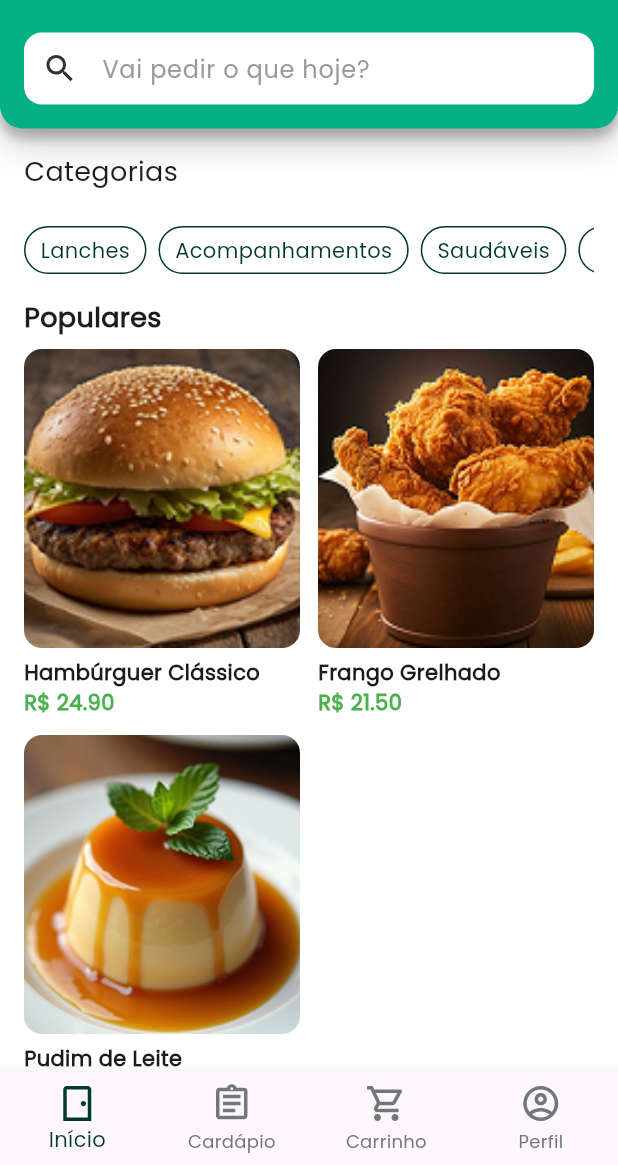
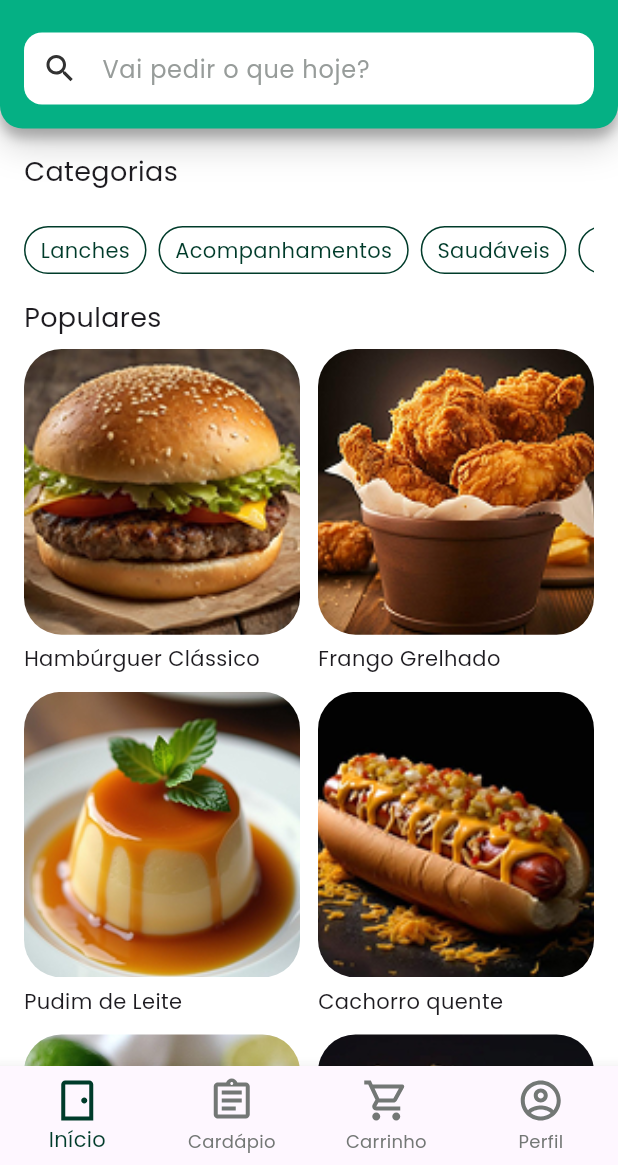
Before and after one commit to CoronelS7/meuappflutter, a Flutter app: the screen it shows after launch, on a phone screen of 412 x 824 dp, the part 71-1236 px from its top. Run offline on Flutter 3.47's test engine with Material 3 defaults, Android fonts, the phone set to English and light mode, and no system bars; our stand-ins replace flutter_svg.

Commit message:
Atualização na lib

```diff
--- a/lib/data/popular_products.dart
+++ b/lib/data/popular_products.dart
@@ -3,17 +3,12 @@ import '../models/product_model.dart';
 const List<Product> popularProducts = [
   Product(
     name: 'Hambúrguer Clássico',
-    price: 24.90,
     image: 'assets/imagens/hamburger_simples.png',
   ),
-  Product(
-    name: 'Frango Grelhado',
-    price: 21.50,
-    image: 'assets/imagens/frango_empanado.png',
-  ),
-  Product(
-    name: 'Pudim de Leite',
-    price: 12.00,
-    image: 'assets/imagens/pudim.png',
-  ),
+  Product(name: 'Frango Grelhado', image: 'assets/imagens/frango_empanado.png'),
+  Product(name: 'Pudim de Leite', image: 'assets/imagens/pudim.png'),
+
+  Product(name: 'Cachorro quente', image: 'assets/imagens/hot_dog.png'),
+  Product(name: 'Torta de Limão', image: 'assets/imagens/torta_de_limao.png'),
+  Product(name: 'Batata Frita', image: 'assets/imagens/batata.png'),
 ];
--- a/lib/main.dart
+++ b/lib/main.dart
@@ -1,5 +1,5 @@
 import 'package:flutter/material.dart';
-import 'screens/home.dart';
+import 'package:meu_app_flutter/screens/main_navigation.dart';
 
 void main() {
   runApp(const MyApp());
@@ -17,7 +17,7 @@ class MyApp extends StatelessWidget {
       // 🔤 Fonte definida AQUI para o app inteiro
       theme: ThemeData(fontFamily: 'Poppins'),
 
-      home: const HomeScreen(),
+      home: const MainNavigation(),
     );
   }
 }
--- a/lib/models/product_model.dart
+++ b/lib/models/product_model.dart
@@ -1,7 +1,6 @@
 class Product {
   final String name;
-  final double price;
   final String image;
 
-  const Product({required this.name, required this.price, required this.image});
+  const Product({required this.name, required this.image});
 }
--- a/lib/screens/home.dart
+++ b/lib/screens/home.dart
@@ -12,7 +12,6 @@ class HomeScreen extends StatelessWidget {
   Widget build(BuildContext context) {
     return Scaffold(
       backgroundColor: Colors.white,
-      bottomNavigationBar: _buildBottomNav(),
       body: SafeArea(
         child: Column(
           crossAxisAlignment: CrossAxisAlignment.start,
@@ -171,7 +170,7 @@ class HomeScreen extends StatelessWidget {
         style: TextStyle(
           fontFamily: 'Poppins',
           fontSize: 18,
-          fontWeight: FontWeight.w600,
+          fontWeight: FontWeight.w500,
         ),
       ),
     );
@@ -186,7 +185,7 @@ class HomeScreen extends StatelessWidget {
           crossAxisCount: 2,
           mainAxisSpacing: 12,
           crossAxisSpacing: 12,
-          childAspectRatio: 0.75,
+          childAspectRatio: 0.85,
         ),
         itemBuilder: (context, index) {
           return ProductCard(product: popularProducts[index]);
@@ -194,40 +193,4 @@ class HomeScreen extends StatelessWidget {
       ),
     );
   }
-
-  // ================= BOTTOM NAV =================
-  Widget _buildBottomNav() {
-    return BottomNavigationBar(
-      selectedItemColor: AppColors.primary600,
-      unselectedItemColor: AppColors.gray400,
-      type: BottomNavigationBarType.fixed,
-      items: [
-        _navItem('Início', 'assets/icones/porta.svg'),
-        _navItem('Cardápio', 'assets/icones/cardapio.svg'),
-        _navItem('Carrinho', 'assets/icones/store.svg'),
-        _navItem('Perfil', 'assets/icones/profile.svg'),
-      ],
-    );
-  }
-
-  BottomNavigationBarItem _navItem(String label, String icon) {
-    return BottomNavigationBarItem(
-      icon: SvgPicture.asset(
-        icon,
-        width: 28,
-        height: 28,
-        colorFilter: const ColorFilter.mode(AppColors.gray400, BlendMode.srcIn),
-      ),
-      activeIcon: SvgPicture.asset(
-        icon,
-        width: 28,
-        height: 28,
-        colorFilter: const ColorFilter.mode(
-          AppColors.primary600,
-          BlendMode.srcIn,
-        ),
-      ),
-      label: label,
-    );
-  }
 }
--- /dev/null
+++ b/lib/screens/main_navigation.dart
@@ -0,0 +1,93 @@
+import 'package:flutter/material.dart';
+import 'package:flutter_svg/flutter_svg.dart';
+import 'package:meu_app_flutter/cores/app_colors.dart';
+
+import 'home.dart';
+import 'cardapio.dart';
+
+class MainNavigation extends StatefulWidget {
+  const MainNavigation({super.key});
+
+  @override
+  State<MainNavigation> createState() => _MainNavigationState();
+}
+
+class _MainNavigationState extends State<MainNavigation> {
+  int _currentIndex = 0;
+
+  final List<Widget> _screens = const [HomeScreen(), CardapioScreen()];
+
+  // ================= BOTTOM NAV =================
+  Widget _buildBottomNav() {
+    return BottomNavigationBar(
+      currentIndex: _currentIndex, // 🔴 IMPORTANTE
+      onTap: (index) {
+        setState(() {
+          _currentIndex = index;
+        });
+      },
+      selectedItemColor: AppColors.primary600,
+      unselectedItemColor: AppColors.gray400,
+      type: BottomNavigationBarType.fixed,
+      items: [
+        BottomNavigationBarItem(
+          icon: SvgPicture.asset(
+            'assets/icones/porta.svg',
+            width: 32,
+            height: 32,
+            colorFilter: ColorFilter.mode(
+              _currentIndex == 0 ? AppColors.primary600 : AppColors.gray400,
+              BlendMode.srcIn,
+            ),
+          ),
+          label: 'Início',
+        ),
+        BottomNavigationBarItem(
+          icon: SvgPicture.asset(
+            'assets/icones/cardapio.svg',
+            width: 32,
+            height: 32,
+            colorFilter: ColorFilter.mode(
+              _currentIndex == 1 ? AppColors.primary600 : AppColors.gray400,
+              BlendMode.srcIn,
+            ),
+          ),
+          label: 'Cardápio',
+        ),
+        BottomNavigationBarItem(
+          icon: SvgPicture.asset(
+            'assets/icones/store.svg',
+            width: 32,
+            height: 32,
+            colorFilter: ColorFilter.mode(
+              _currentIndex == 2 ? AppColors.primary600 : AppColors.gray400,
+              BlendMode.srcIn,
+            ),
+          ),
+          label: 'Carrinho',
+        ),
+        BottomNavigationBarItem(
+          icon: SvgPicture.asset(
+            'assets/icones/profile.svg',
+            width: 32,
+            height: 32,
+            colorFilter: ColorFilter.mode(
+              _currentIndex == 3 ? AppColors.primary600 : AppColors.gray400,
+              BlendMode.srcIn,
+            ),
+          ),
+          label: 'Perfil',
+        ),
+      ],
+    );
+  }
+  // ================= BOTTOM NAV =================
+
+  @override
+  Widget build(BuildContext context) {
+    return Scaffold(
+      body: _screens[_currentIndex],
+      bottomNavigationBar: _buildBottomNav(),
+    );
+  }
+}
--- a/lib/widgets/home_card.dart
+++ b/lib/widgets/home_card.dart
@@ -1,4 +1,5 @@
 import 'package:flutter/material.dart';
+import 'package:meu_app_flutter/cores/app_colors.dart';
 import '../models/product_model.dart';
 
 class ProductCard extends StatelessWidget {
@@ -13,7 +14,7 @@ class ProductCard extends StatelessWidget {
       children: [
         Expanded(
           child: ClipRRect(
-            borderRadius: BorderRadius.circular(12),
+            borderRadius: BorderRadius.circular(25),
             child: Image.asset(
               product.image,
               fit: BoxFit.cover,
@@ -26,15 +27,7 @@ class ProductCard extends StatelessWidget {
           product.name,
           style: const TextStyle(
             fontFamily: 'Poppins',
-            fontWeight: FontWeight.w600,
-          ),
-        ),
-        Text(
-          'R\$ ${product.price.toStringAsFixed(2)}',
-          style: const TextStyle(
-            fontFamily: 'Poppins',
-            color: Colors.green,
-            fontWeight: FontWeight.bold,
+            fontWeight: FontWeight.w500,
           ),
         ),
       ],
```
